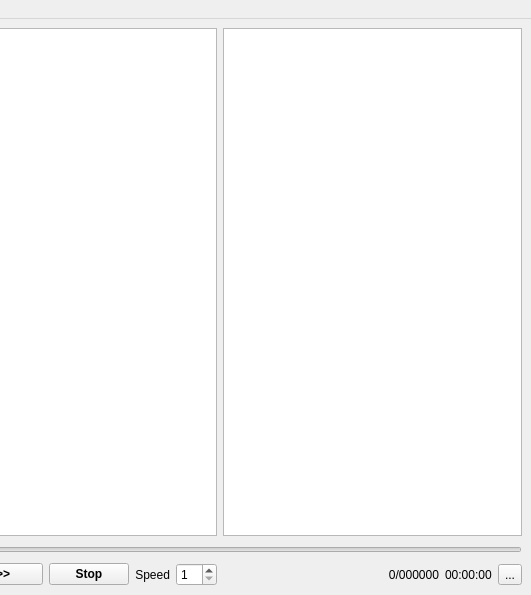
Above: modules/app/mainwindow.ui from smartsenselab/SSAT before the change; both pictures show x 390 to 921 and y 0 to 595 of the 921 by 595 pixel window. Below: the same form after it.
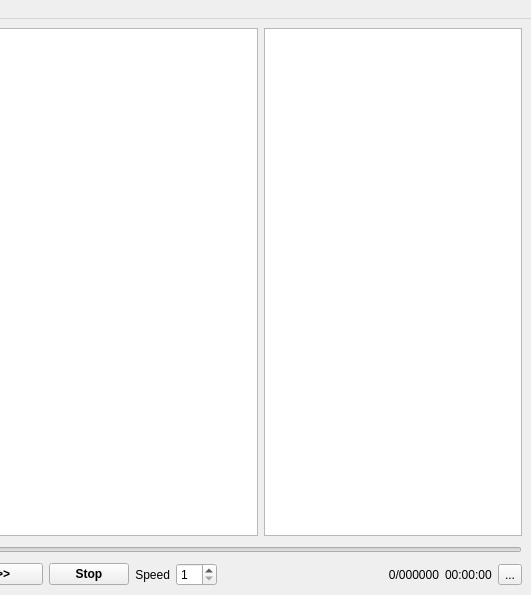
That is the form after the change. Custom widgets are drawn as their Qt base class.

Diff of the .ui file:
```diff
--- a/modules/app/mainwindow.ui
+++ b/modules/app/mainwindow.ui
@@ -64,12 +64,6 @@
       </property>
      </widget>
     </item>
-    <item row="0" column="9" colspan="7">
-     <widget class="QTableWidget" name="tableWidget"/>
-    </item>
-    <item row="0" column="1" colspan="8">
-     <widget class="QGraphicsView" name="viewFrame"/>
-    </item>
     <item row="4" column="6">
      <widget class="QPushButton" name="buttonStop">
       <property name="font">
@@ -168,6 +162,12 @@
       </property>
      </widget>
     </item>
+    <item row="0" column="10" colspan="6">
+     <widget class="QTableWidget" name="tableWidget"/>
+    </item>
+    <item row="0" column="1" colspan="9">
+     <widget class="QGraphicsView" name="viewFrame"/>
+    </item>
    </layout>
   </widget>
   <widget class="QMenuBar" name="menuBar">
```
